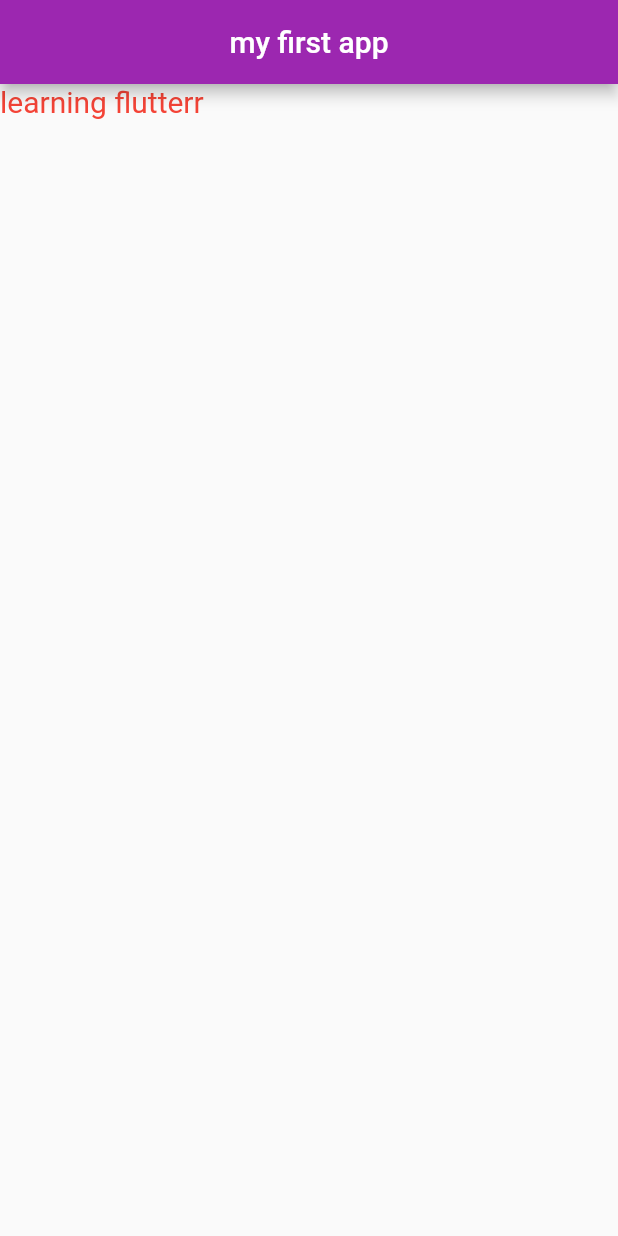
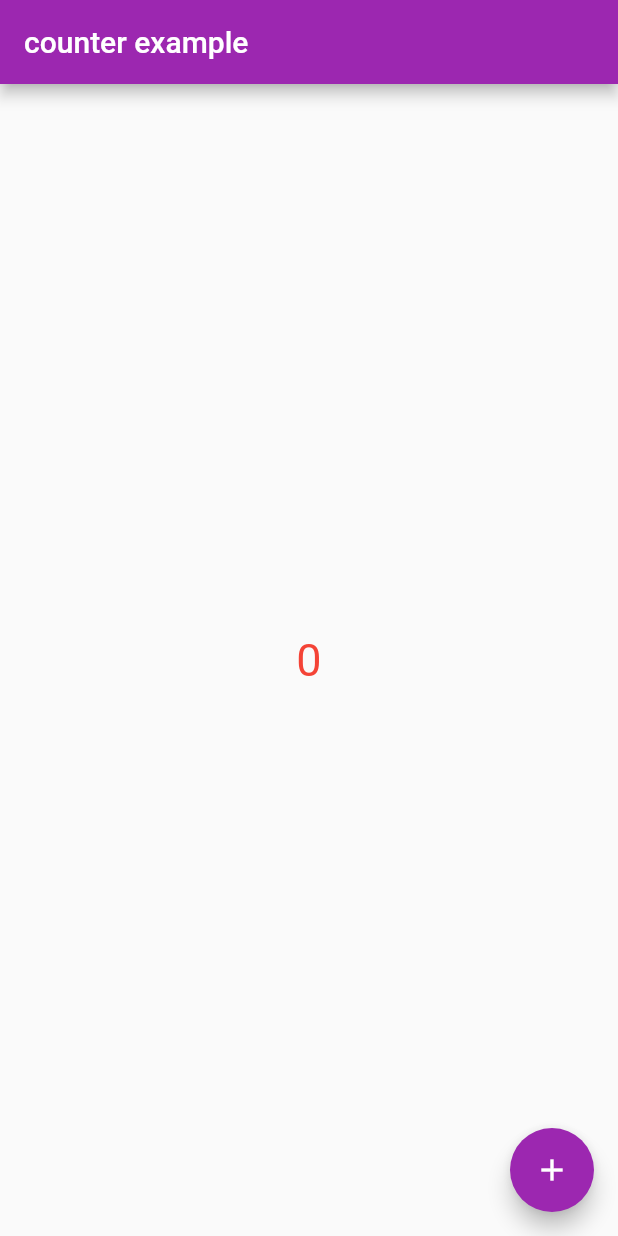
Before and after one commit to sherukhann/flutter_tutorial_and_poc, a Flutter app: the screen it shows after launch, on a phone screen of 412 x 824 dp. Run offline on Flutter 3.47's test engine with Material 2 defaults, Android fonts, the phone set to English and light mode, and no system bars.

Commit message:
provider state management

```diff
--- /dev/null
+++ b/lib/home_screen.dart
@@ -0,0 +1,18 @@
+import 'package:flutter/material.dart';
+
+class HomePage extends StatelessWidget {
+  const HomePage({super.key});
+  // state full widget
+  @override
+  Widget build(BuildContext context) {
+    return Scaffold(
+        appBar: AppBar(
+          title: const Text(
+            'my first app',
+          ),
+          centerTitle: true,
+          // backgroundColor: Colors.green,
+        ),
+        body: const Text('learning fluttcdafaserr'));
+  }
+}
--- a/lib/main.dart
+++ b/lib/main.dart
@@ -1,7 +1,20 @@
 import 'package:flutter/material.dart';
+import 'package:provider/provider.dart';
+import 'provider/count_provider.dart';
+import 'screens/counter.dart';
+
+import 'home_screen.dart';
 
 void main() {
   runApp(const MyApp());
+  // runApp(
+  //   MultiProvider(
+  //   providers: [
+  //     ChangeNotifierProvider(create: (_) => CountProvider()),
+  //   ],
+  //   child: const MyApp(),
+  // ),
+  // )
 }
 
 class MyApp extends StatelessWidget {
@@ -9,33 +22,18 @@ class MyApp extends StatelessWidget {
 
   @override
   Widget build(BuildContext context) {
-    return MaterialApp(
-      theme: ThemeData(
-        primarySwatch: Colors.purple,
-        brightness: Brightness.light,
-        textTheme: const TextTheme(
-          bodyMedium: TextStyle(fontSize: 20, color: Colors.red),
-        )
+    return ChangeNotifierProvider(
+      create: (_) => CountProvider(),
+      child: MaterialApp(
+        theme: ThemeData(
+            primarySwatch: Colors.purple,
+            brightness: Brightness.light,
+            textTheme: const TextTheme(
+              bodyMedium: TextStyle(fontSize: 20, color: Colors.red),
+            )),
+        home: const Counter(),
+        debugShowCheckedModeBanner: false,
       ),
-      home: const HomePage(),
-      debugShowCheckedModeBanner: false,
     );
   }
 }
-
-class HomePage extends StatelessWidget {
-  const HomePage({super.key});
-  // state full widget
-  @override
-  Widget build(BuildContext context) {
-    return Scaffold(
-        appBar: AppBar(
-          title: const Text(
-            'my first app',
-          ),
-          centerTitle: true,
-          // backgroundColor: Colors.green,
-        ),
-        body: const Text('learning flutterr'));
-  }
-}
--- /dev/null
+++ b/lib/provider/count_provider.dart
@@ -0,0 +1,10 @@
+import 'package:flutter/foundation.dart';
+
+class CountProvider with ChangeNotifier {
+  int _count = 0;
+  int get count => _count;
+  void setCount () {
+    _count++;
+    notifyListeners();
+  }
+}
--- /dev/null
+++ b/lib/screens/counter.dart
@@ -0,0 +1,39 @@
+import 'package:flutter/material.dart';
+import 'package:myapp/provider/count_provider.dart';
+import 'package:provider/provider.dart';
+
+class Counter extends StatefulWidget {
+  const Counter({Key? key}) : super(key: key);
+
+  @override
+  State<Counter> createState() => _CounterState();
+}
+
+class _CounterState extends State<Counter> {
+  @override
+  Widget build(BuildContext context) {
+    final countProvider = Provider.of<CountProvider>(context, listen: false);
+    debugPrint('build');
+    return Scaffold(
+      appBar: AppBar(
+        title: const Text('counter example'),
+      ),
+      body: Center(
+        child: Consumer<CountProvider>(
+          builder: (context, value, child) {
+            return Text(
+              value.count.toString(),
+              style: const TextStyle(fontSize: 30, color: Colors.red),
+            );
+          },
+        ),
+      ),
+      floatingActionButton: FloatingActionButton(
+        onPressed: () {
+          countProvider.setCount();
+        },
+        child: const Icon(Icons.add),
+      ),
+    );
+  }
+}
--- a/pubspec.yaml
+++ b/pubspec.yaml
@@ -35,7 +35,7 @@ dependencies:
   # The following adds the Cupertino Icons font to your application.
   # Use with the CupertinoIcons class for iOS style icons.
   cupertino_icons: ^1.0.2
-
+  provider: ^6.0.5
 dev_dependencies:
   flutter_test:
     sdk: flutter
```
Also changed, not shown: pubspec.lock.
